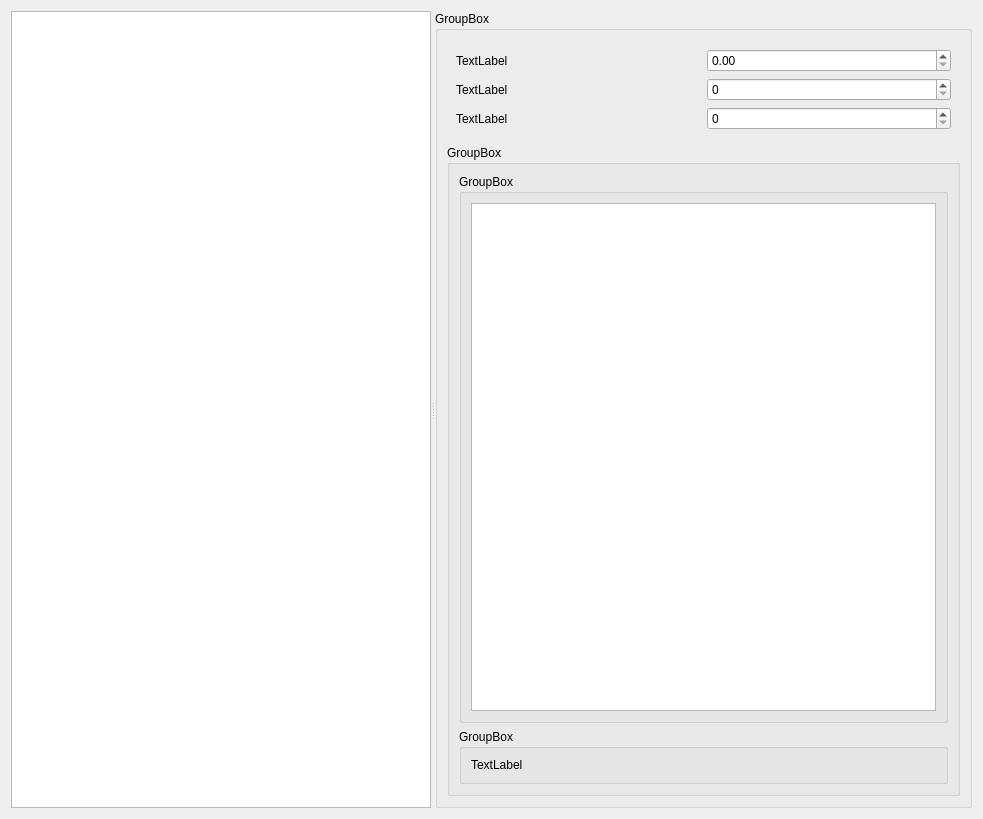
Before: the Qt Designer form rpfm_ui/ui_templates/rigid_model_editor.ui in Frodo45127/rpfm, drawn with Qt 5.
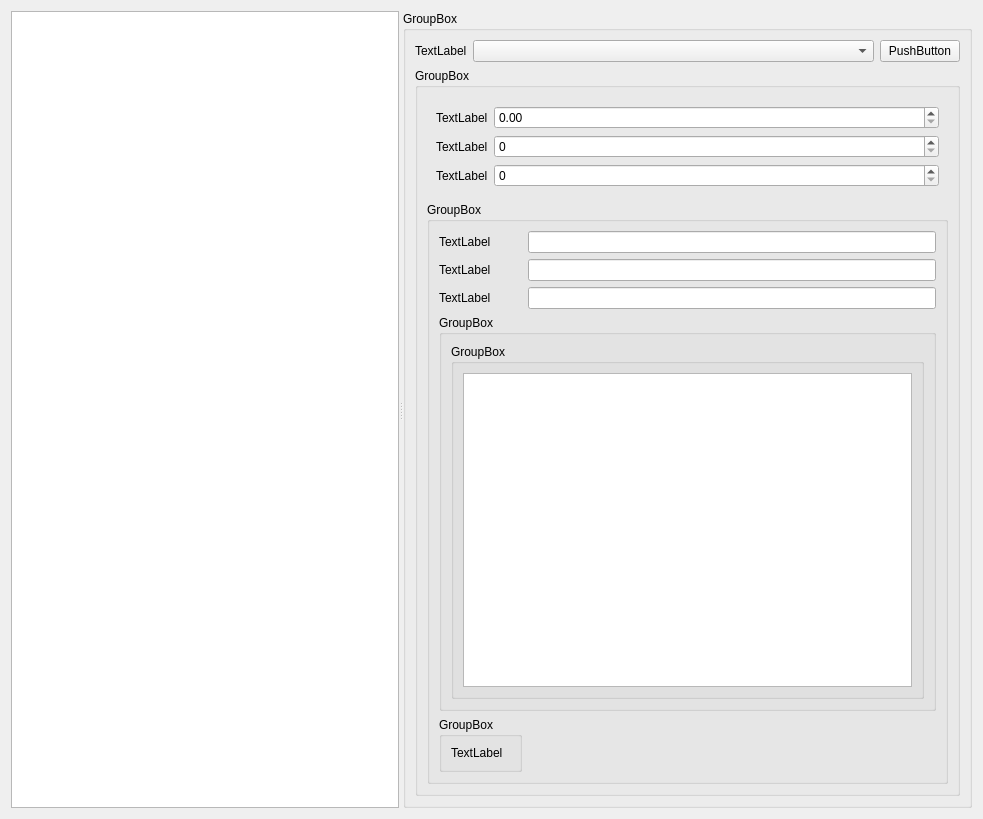
After: the same form once the commit is applied. Custom widgets are drawn as their Qt base class.

Commit message: Expanded ui, and added some limited texture support for the gltf exporter (still fails validation).

What changed in the file:
```diff
--- a/rpfm_ui/ui_templates/rigid_model_editor.ui
+++ b/rpfm_ui/ui_templates/rigid_model_editor.ui
@@ -20,78 +20,143 @@
       <enum>Qt::Horizontal</enum>
      </property>
      <widget class="QTreeView" name="lod_tree_view"/>
-     <widget class="QGroupBox" name="detailed_view_groupbox">
+     <widget class="QGroupBox" name="rmv_groupbox">
       <property name="title">
        <string>GroupBox</string>
       </property>
-      <layout class="QGridLayout" name="gridLayout_4">
+      <layout class="QGridLayout" name="gridLayout_4" columnstretch="0,1,0">
        <item row="0" column="0">
-        <widget class="QWidget" name="lod_widget" native="true">
-         <layout class="QGridLayout" name="gridLayout_6">
-          <item row="0" column="0">
-           <widget class="QLabel" name="visibility_label">
-            <property name="text">
-             <string>TextLabel</string>
-            </property>
-           </widget>
-          </item>
-          <item row="0" column="1">
-           <widget class="QDoubleSpinBox" name="visibility_spinbox"/>
-          </item>
-          <item row="1" column="0">
-           <widget class="QLabel" name="lod_number_label">
-            <property name="text">
-             <string>TextLabel</string>
-            </property>
-           </widget>
-          </item>
-          <item row="1" column="1">
-           <widget class="QSpinBox" name="lod_number_spinbox"/>
-          </item>
-          <item row="2" column="0">
-           <widget class="QLabel" name="quality_level_label">
-            <property name="text">
-             <string>TextLabel</string>
-            </property>
-           </widget>
-          </item>
-          <item row="2" column="1">
-           <widget class="QSpinBox" name="quality_level_spinbox"/>
-          </item>
-         </layout>
+        <widget class="QLabel" name="version_label">
+         <property name="text">
+          <string>TextLabel</string>
+         </property>
         </widget>
        </item>
-       <item row="1" column="0">
-        <widget class="QGroupBox" name="mesh_block_groupbox">
+       <item row="0" column="1">
+        <widget class="KComboBox" name="version_combobox"/>
+       </item>
+       <item row="0" column="2">
+        <widget class="QPushButton" name="export_gltf_button">
+         <property name="text">
+          <string>PushButton</string>
+         </property>
+        </widget>
+       </item>
+       <item row="1" column="0" colspan="3">
+        <widget class="QGroupBox" name="detailed_view_groupbox">
          <property name="title">
           <string>GroupBox</string>
          </property>
-         <layout class="QGridLayout" name="gridLayout_5">
-          <item row="0" column="0">
-           <widget class="QGroupBox" name="material_data_groupbox">
+         <layout class="QGridLayout" name="gridLayout_7">
+          <item row="1" column="0">
+           <widget class="QGroupBox" name="mesh_block_groupbox">
             <property name="title">
              <string>GroupBox</string>
             </property>
-            <layout class="QGridLayout" name="gridLayout_2">
+            <layout class="QGridLayout" name="gridLayout_5">
+             <item row="0" column="0">
+              <widget class="QLabel" name="mesh_name_label">
+               <property name="text">
+                <string>TextLabel</string>
+               </property>
+              </widget>
+             </item>
+             <item row="2" column="0">
+              <widget class="QLabel" name="shader_name_label">
+               <property name="text">
+                <string>TextLabel</string>
+               </property>
+              </widget>
+             </item>
+             <item row="1" column="0">
+              <widget class="QLabel" name="texture_folder_label">
+               <property name="text">
+                <string>TextLabel</string>
+               </property>
+              </widget>
+             </item>
+             <item row="4" column="0">
+              <widget class="QGroupBox" name="mesh_data_groupbox">
+               <property name="title">
+                <string>GroupBox</string>
+               </property>
+               <layout class="QGridLayout" name="gridLayout_3">
+                <item row="0" column="0">
+                 <widget class="QLabel" name="label">
+                  <property name="text">
+                   <string>TextLabel</string>
+                  </property>
+                 </widget>
+                </item>
+               </layout>
+              </widget>
+             </item>
              <item row="0" column="1">
-              <widget class="QTableView" name="textures_table_view"/>
+              <widget class="KLineEdit" name="mesh_name_lineedit"/>
+             </item>
+             <item row="1" column="1">
+              <widget class="KLineEdit" name="texture_folder_lineedit"/>
+             </item>
+             <item row="2" column="1">
+              <widget class="KLineEdit" name="shader_name_lineedit"/>
+             </item>
+             <item row="3" column="0" colspan="2">
+              <widget class="QGroupBox" name="material_data_groupbox">
+               <property name="title">
+                <string>GroupBox</string>
+               </property>
+               <layout class="QGridLayout" name="gridLayout_2">
+                <item row="0" column="0">
+                 <widget class="QGroupBox" name="texture_list_groupbox">
+                  <property name="title">
+                   <string>GroupBox</string>
+                  </property>
+                  <layout class="QGridLayout" name="gridLayout_8">
+                   <item row="0" column="0">
+                    <widget class="QTableView" name="textures_table_view"/>
+                   </item>
+                  </layout>
+                 </widget>
+                </item>
+               </layout>
+              </widget>
              </item>
             </layout>
            </widget>
           </item>
-          <item row="1" column="0">
-           <widget class="QGroupBox" name="mesh_data_groupbox">
-            <property name="title">
-             <string>GroupBox</string>
-            </property>
-            <layout class="QGridLayout" name="gridLayout_3">
+          <item row="0" column="0">
+           <widget class="QWidget" name="lod_widget" native="true">
+            <layout class="QGridLayout" name="gridLayout_6" columnstretch="0,1">
              <item row="0" column="0">
-              <widget class="QLabel" name="label">
+              <widget class="QLabel" name="visibility_label">
                <property name="text">
                 <string>TextLabel</string>
                </property>
               </widget>
              </item>
+             <item row="0" column="1">
+              <widget class="QDoubleSpinBox" name="visibility_spinbox"/>
+             </item>
+             <item row="1" column="0">
+              <widget class="QLabel" name="lod_number_label">
+               <property name="text">
+                <string>TextLabel</string>
+               </property>
+              </widget>
+             </item>
+             <item row="1" column="1">
+              <widget class="QSpinBox" name="lod_number_spinbox"/>
+             </item>
+             <item row="2" column="0">
+              <widget class="QLabel" name="quality_level_label">
+               <property name="text">
+                <string>TextLabel</string>
+               </property>
+              </widget>
+             </item>
+             <item row="2" column="1">
+              <widget class="QSpinBox" name="quality_level_spinbox"/>
+             </item>
             </layout>
            </widget>
           </item>
@@ -104,6 +169,18 @@
    </item>
   </layout>
  </widget>
+ <customwidgets>
+  <customwidget>
+   <class>KComboBox</class>
+   <extends>QComboBox</extends>
+   <header>kcombobox.h</header>
+  </customwidget>
+  <customwidget>
+   <class>KLineEdit</class>
+   <extends>QLineEdit</extends>
+   <header>klineedit.h</header>
+  </customwidget>
+ </customwidgets>
  <resources/>
  <connections/>
 </ui>
```
The commit also changes 11 other files.
